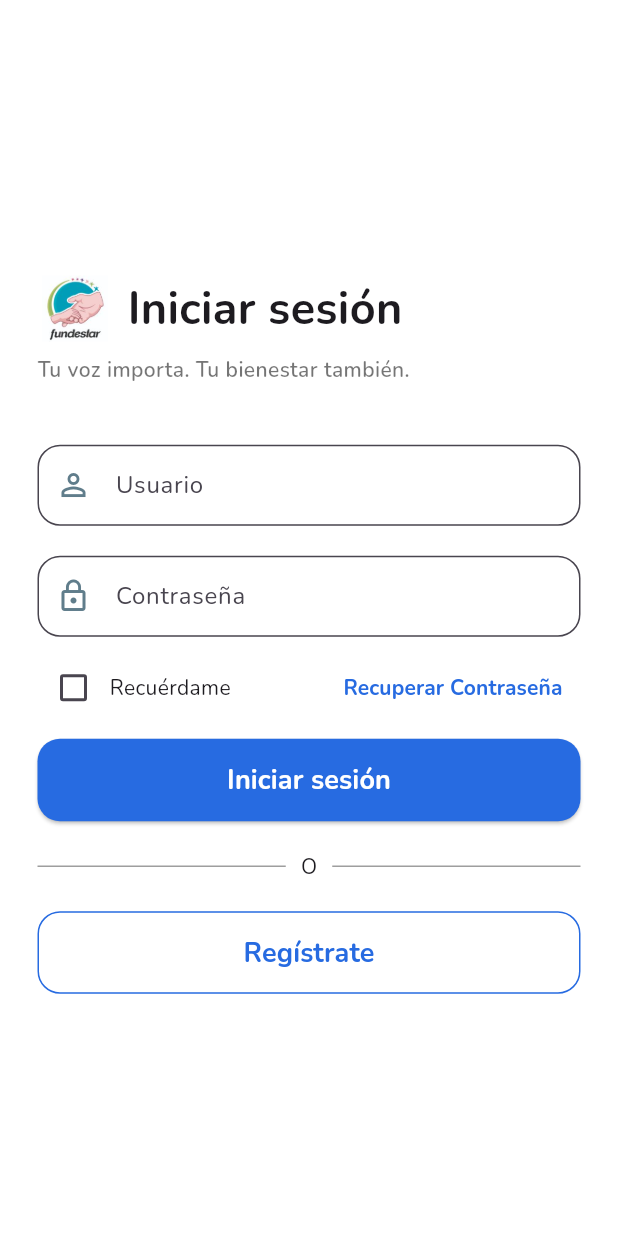
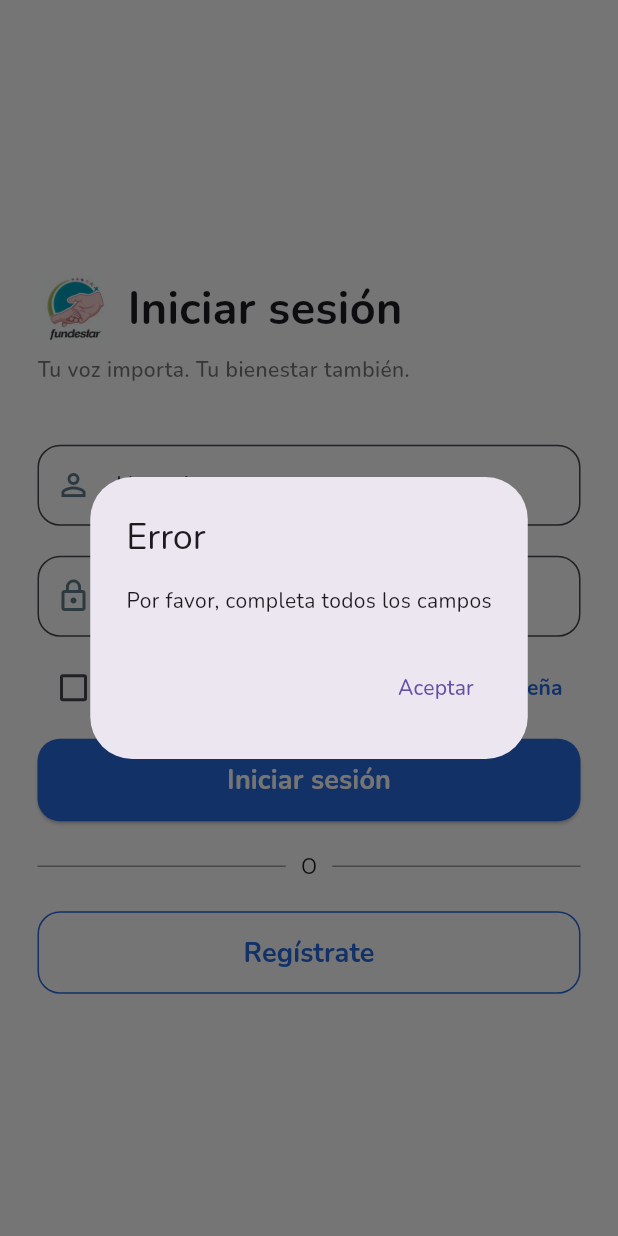
Before and after one commit to BrayanEFJ/VocesAppTest, a Flutter app: the screen it shows after launch, after a tap on "Iniciar sesión", on a phone screen of 412 x 824 dp. Run offline on Flutter 3.47's test engine with Material 3 defaults, Android fonts, the phone set to English and light mode, and no system bars.

Commit message:
Implement login functionality with user authentication and navigation to home page

```diff
--- /dev/null
+++ b/lib/controllers/login_controller.dart
@@ -0,0 +1,23 @@
+import 'package:http/http.dart' as http;
+
+class LoginController {
+  final String apiUrl = 'https://magicloops.dev/api/loop/98f0194f-5747-49a5-8923-b38575b74742/run';
+
+  Future<bool> login(String username, String password) async {
+    try {
+      final response = await http.get(
+        Uri.parse('$apiUrl?usuario=$username&contraseña=$password'),
+      );
+
+      if (response.statusCode == 304 || response.statusCode == 200) {
+        return true;
+      }
+      print('Error en la autenticación: ${response.statusCode}');
+      return false;
+
+    } catch (e) {
+      print('Error en la autenticación: $e');
+      return false;
+    }
+  }
+}
--- a/lib/pages/loginpage.dart
+++ b/lib/pages/loginpage.dart
@@ -1,7 +1,88 @@
 import 'package:flutter/material.dart';
+import '../controllers/login_controller.dart';
+import './home_page.dart';
 
-class LoginPage extends StatelessWidget {
+class LoginPage extends StatefulWidget {
   const LoginPage({super.key});
+
+  @override
+  State<LoginPage> createState() => _LoginPageState();
+}
+
+class _LoginPageState extends State<LoginPage> {
+  final TextEditingController _usernameController = TextEditingController();
+  final TextEditingController _passwordController = TextEditingController();
+  final LoginController _loginController = LoginController();
+  bool _rememberMe = false;
+  bool _isLoading = false;
+
+  @override
+  void dispose() {
+    _usernameController.dispose();
+    _passwordController.dispose();
+    super.dispose();
+  }
+
+  void _handleLogin() async {
+    setState(() {
+      _isLoading = true;
+    });
+
+    final username = _usernameController.text;
+    final password = _passwordController.text;
+
+    if (username.isEmpty || password.isEmpty) {
+      _showErrorDialog('Por favor, completa todos los campos');
+      setState(() {
+        _isLoading = false;
+      });
+      return;
+    }
+
+    try {
+      final success = await _loginController.login(username, password);
+
+      if (success) {
+        // Navegamos a la página de inicio si el login es exitoso
+        if (mounted) {
+          Navigator.pushReplacement(
+            context,
+            MaterialPageRoute(builder: (context) => HomePage(username: username)),
+          );
+        }
+      } else {
+        if (mounted) {
+          _showErrorDialog('Credenciales incorrectas' + success.toString());
+        }
+      }
+    } catch (e) {
+      if (mounted) {
+        _showErrorDialog('Error de conexión');
+      }
+    }
+
+    if (mounted) {
+      setState(() {
+        _isLoading = false;
+      });
+    }
+  }
+
+  void _showErrorDialog(String message) {
+    showDialog(
+      context: context,
+      builder: (context) => AlertDialog(
+        title: const Text('Error'),
+        content: Text(message),
+        actions: [
+          TextButton(
+            onPressed: () => Navigator.pop(context),
+            child: const Text('Aceptar'),
+          ),
+        ],
+      ),
+    );
+  }
 
   @override
   Widget build(BuildContext context) {
@@ -17,13 +98,26 @@ class LoginPage extends StatelessWidget {
               const SizedBox(height: 20),
               const _Header(),
               const SizedBox(height: 40),
-              const _LoginForm(),
+              _LoginForm(
+                usernameController: _usernameController,
+                passwordController: _passwordController,
+                rememberMe: _rememberMe,
+                onRememberMeChanged: (value) {
+                  setState(() {
+                    _rememberMe = value ?? false;
+                  });
+                },
+                onLogin: _handleLogin,
+                isLoading: _isLoading,
+              ),
               const SizedBox(height: 20),
               const _Divider(),
               const SizedBox(height: 20),
               _CustomButton(
                 text: 'Regístrate',
-                onPressed: () {},
+                onPressed: () {
+                  // Aquí puedes implementar la navegación a la página de registro
+                },
                 isOutlined: true,
               ),
             ],
@@ -64,30 +158,66 @@ class _Header extends StatelessWidget {
 }
 
 class _LoginForm extends StatelessWidget {
-  const _LoginForm();
+  final TextEditingController usernameController;
+  final TextEditingController passwordController;
+  final bool rememberMe;
+  final Function(bool?) onRememberMeChanged;
+  final VoidCallback onLogin;
+  final bool isLoading;
+
+  const _LoginForm({
+    required this.usernameController,
+    required this.passwordController,
+    required this.rememberMe,
+    required this.onRememberMeChanged,
+    required this.onLogin,
+    required this.isLoading,
+  });
 
   @override
   Widget build(BuildContext context) {
     return Column(
       children: [
-        _CustomTextField(hintText: 'Usuario', icon: Icons.person_outline),
+        _CustomTextField(
+          hintText: 'Usuario',
+          icon: Icons.person_outline,
+          controller: usernameController,
+        ),
         const SizedBox(height: 20),
-        _CustomTextField(hintText: 'Contraseña', icon: Icons.lock_outline, isPassword: true),
+        _CustomTextField(
+          hintText: 'Contraseña',
+          icon: Icons.lock_outline,
+          isPassword: true,
+          controller: passwordController,
+        ),
         const SizedBox(height: 10),
-        _RememberMeAndForgotPassword(),
+        _RememberMeAndForgotPassword(
+          rememberMe: rememberMe,
+          onRememberMeChanged: onRememberMeChanged,
+        ),
         const SizedBox(height: 10),
-        _CustomButton(
-          text: 'Iniciar sesión',
-          onPressed: () {},
-          isOutlined: false,
-        ),
+        isLoading
+            ? const CircularProgressIndicator(
+                color: Color.fromARGB(255, 39, 107, 225),
+              )
+            : _CustomButton(
+                text: 'Iniciar sesión',
+                onPressed: onLogin,
+                isOutlined: false,
+              ),
       ],
     );
   }
 }
 
 class _RememberMeAndForgotPassword extends StatelessWidget {
-  const _RememberMeAndForgotPassword();
+  final bool rememberMe;
+  final Function(bool?) onRememberMeChanged;
+
+  const _RememberMeAndForgotPassword({
+    required this.rememberMe,
+    required this.onRememberMeChanged,
+  });
 
   @override
   Widget build(BuildContext context) {
@@ -96,12 +226,18 @@ class _RememberMeAndForgotPassword extends StatelessWidget {
       children: [
         Row(
           children: [
-            Checkbox(value: false, onChanged: (bool? newValue) {}),
+            Checkbox(
+              value: rememberMe,
+              onChanged: onRememberMeChanged,
+              activeColor: const Color.fromARGB(255, 39, 107, 225),
+            ),
             const Text("Recuérdame", style: TextStyle(fontSize: 14)),
           ],
         ),
         TextButton(
-          onPressed: () {},
+          onPressed: () {
+            // Aquí puedes implementar la navegación a la página de recuperación de contraseña
+          },
           child: const Text(
             'Recuperar Contraseña',
             style: TextStyle(color: Color.fromARGB(255, 39, 107, 225), fontWeight: FontWeight.bold),
@@ -116,12 +252,19 @@ class _CustomTextField extends StatelessWidget {
   final String hintText;
   final IconData icon;
   final bool isPassword;
+  final TextEditingController controller;
 
-  const _CustomTextField({required this.hintText, required this.icon, this.isPassword = false});
+  const _CustomTextField({
+    required this.hintText,
+    required this.icon,
+    this.isPassword = false,
+    required this.controller,
+  });
 
   @override
   Widget build(BuildContext context) {
     return TextField(
+      controller: controller,
       obscureText: isPassword,
       decoration: InputDecoration(
         prefixIcon: Icon(icon, color: Colors.blueGrey),
--- a/pubspec.yaml
+++ b/pubspec.yaml
@@ -10,6 +10,8 @@ environment:
 dependencies:
   flutter:
     sdk: flutter
+  http: ^1.1.0
+
 
 dev_dependencies:
   flutter_test:
```
Also changed, not shown: lib/pages/home_page.dart (added, +49 -0 lines), pubspec.lock, 1 other file.
